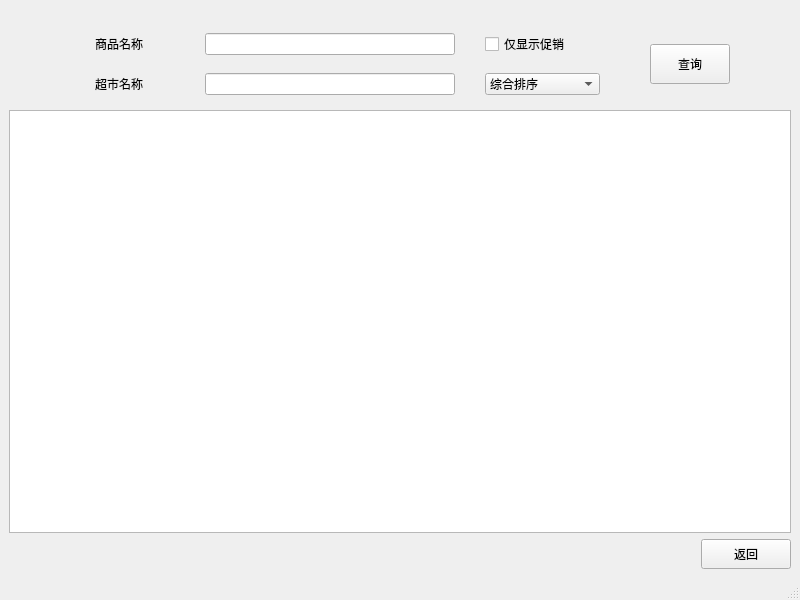
Old version of the form mainCode/productsearch.ui in the repository CarlosDJY/QtBasedGroupWork.
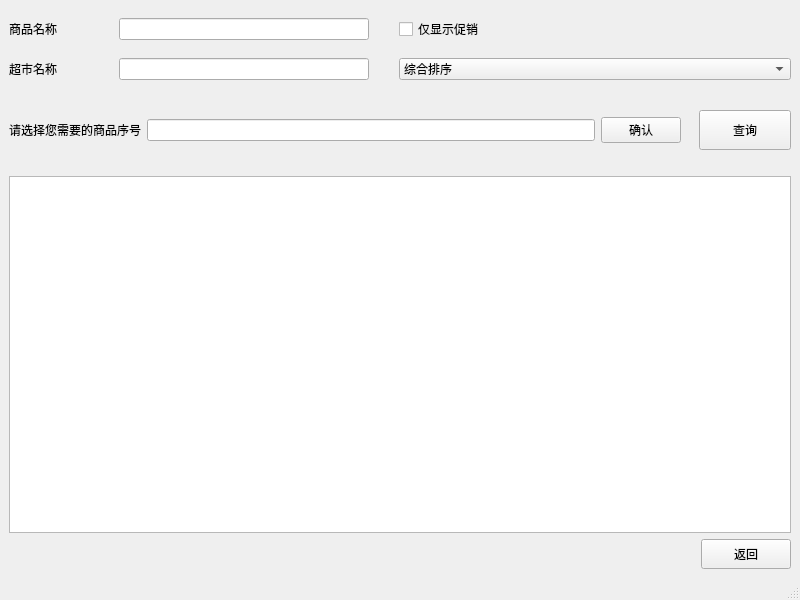
New version of the form.

Commit message: 基本完成了商品查询线的代码

Patch:
```diff
--- a/mainCode/productsearch.ui
+++ b/mainCode/productsearch.ui
@@ -16,27 +16,6 @@
   <widget class="QWidget" name="centralwidget">
    <layout class="QVBoxLayout" name="verticalLayout">
     <item>
-     <layout class="QGridLayout" name="gridLayout_2">
-      <property name="topMargin">
-       <number>15</number>
-      </property>
-      <item row="0" column="0">
-       <spacer name="horizontalSpacer_3">
-        <property name="orientation">
-         <enum>Qt::Horizontal</enum>
-        </property>
-        <property name="sizeType">
-         <enum>QSizePolicy::Fixed</enum>
-        </property>
-        <property name="sizeHint" stdset="0">
-         <size>
-          <width>80</width>
-          <height>20</height>
-         </size>
-        </property>
-       </spacer>
-      </item>
-      <item row="0" column="1">
        <layout class="QGridLayout" name="gridLayout">
         <property name="horizontalSpacing">
          <number>30</number>
@@ -44,6 +23,25 @@
         <property name="verticalSpacing">
          <number>0</number>
         </property>
+      <item row="0" column="0">
+       <widget class="QLabel" name="label">
+        <property name="minimumSize">
+         <size>
+          <width>60</width>
+          <height>40</height>
+         </size>
+        </property>
+        <property name="maximumSize">
+         <size>
+          <width>80</width>
+          <height>40</height>
+         </size>
+        </property>
+        <property name="text">
+         <string>商品名称</string>
+        </property>
+       </widget>
+      </item>
         <item row="1" column="1">
          <widget class="QLineEdit" name="lineEdit_2">
           <property name="minimumSize">
@@ -60,6 +58,35 @@
           </property>
          </widget>
         </item>
+      <item row="0" column="1">
+       <widget class="QLineEdit" name="lineEdit">
+        <property name="minimumSize">
+         <size>
+          <width>250</width>
+          <height>20</height>
+         </size>
+        </property>
+        <property name="maximumSize">
+         <size>
+          <width>250</width>
+          <height>16777215</height>
+         </size>
+        </property>
+       </widget>
+      </item>
+      <item row="0" column="2">
+       <widget class="QCheckBox" name="checkBox">
+        <property name="minimumSize">
+         <size>
+          <width>0</width>
+          <height>40</height>
+         </size>
+        </property>
+        <property name="text">
+         <string>仅显示促销</string>
+        </property>
+       </widget>
+      </item>
         <item row="1" column="0">
          <widget class="QLabel" name="label_2">
           <property name="minimumSize">
@@ -79,41 +106,6 @@
           </property>
          </widget>
         </item>
-        <item row="0" column="0">
-         <widget class="QLabel" name="label">
-          <property name="minimumSize">
-           <size>
-            <width>60</width>
-            <height>40</height>
-           </size>
-          </property>
-          <property name="maximumSize">
-           <size>
-            <width>80</width>
-            <height>40</height>
-           </size>
-          </property>
-          <property name="text">
-           <string>商品名称</string>
-          </property>
-         </widget>
-        </item>
-        <item row="0" column="1">
-         <widget class="QLineEdit" name="lineEdit">
-          <property name="minimumSize">
-           <size>
-            <width>250</width>
-            <height>20</height>
-           </size>
-          </property>
-          <property name="maximumSize">
-           <size>
-            <width>250</width>
-            <height>16777215</height>
-           </size>
-          </property>
-         </widget>
-        </item>
         <item row="1" column="2">
          <widget class="QComboBox" name="comboBox">
           <property name="minimumSize">
@@ -139,22 +131,14 @@
           </item>
          </widget>
         </item>
-        <item row="0" column="2">
-         <widget class="QCheckBox" name="checkBox">
-          <property name="minimumSize">
-           <size>
-            <width>0</width>
-            <height>40</height>
-           </size>
-          </property>
-          <property name="text">
-           <string>仅显示促销</string>
-          </property>
-         </widget>
-        </item>
-       </layout>
-      </item>
-      <item row="0" column="2">
+     </layout>
+    </item>
+    <item>
+     <layout class="QGridLayout" name="gridLayout_2">
+      <property name="topMargin">
+       <number>15</number>
+      </property>
+      <item row="2" column="2">
        <spacer name="horizontalSpacer_2">
         <property name="orientation">
          <enum>Qt::Horizontal</enum>
@@ -170,49 +154,7 @@
         </property>
        </spacer>
       </item>
-      <item row="0" column="3" colspan="2">
-       <widget class="QPushButton" name="pushButton_3">
-        <property name="minimumSize">
-         <size>
-          <width>0</width>
-          <height>40</height>
-         </size>
-        </property>
-        <property name="text">
-         <string>查询</string>
-        </property>
-       </widget>
-      </item>
-      <item row="0" column="5">
-       <spacer name="horizontalSpacer_4">
-        <property name="orientation">
-         <enum>Qt::Horizontal</enum>
-        </property>
-        <property name="sizeHint" stdset="0">
-         <size>
-          <width>40</width>
-          <height>20</height>
-         </size>
-        </property>
-       </spacer>
-      </item>
-      <item row="1" column="0" colspan="6">
-       <widget class="QTableView" name="tableView"/>
-      </item>
-      <item row="2" column="0" colspan="4">
-       <spacer name="horizontalSpacer">
-        <property name="orientation">
-         <enum>Qt::Horizontal</enum>
-        </property>
-        <property name="sizeHint" stdset="0">
-         <size>
-          <width>678</width>
-          <height>13</height>
-         </size>
-        </property>
-       </spacer>
-      </item>
-      <item row="2" column="4" colspan="2">
+      <item row="4" column="4" colspan="2">
        <widget class="QPushButton" name="BackButton">
         <property name="sizePolicy">
          <sizepolicy hsizetype="Fixed" vsizetype="Fixed">
@@ -240,6 +182,81 @@
         </property>
        </widget>
       </item>
+      <item row="0" column="0">
+       <widget class="QLabel" name="label_3">
+        <property name="text">
+         <string>请选择您需要的商品序号</string>
+        </property>
+       </widget>
+      </item>
+      <item row="2" column="0">
+       <spacer name="horizontalSpacer_3">
+        <property name="orientation">
+         <enum>Qt::Horizontal</enum>
+        </property>
+        <property name="sizeType">
+         <enum>QSizePolicy::Fixed</enum>
+        </property>
+        <property name="sizeHint" stdset="0">
+         <size>
+          <width>80</width>
+          <height>20</height>
+         </size>
+        </property>
+       </spacer>
+      </item>
+      <item row="2" column="5">
+       <spacer name="horizontalSpacer_4">
+        <property name="orientation">
+         <enum>Qt::Horizontal</enum>
+        </property>
+        <property name="sizeHint" stdset="0">
+         <size>
+          <width>40</width>
+          <height>20</height>
+         </size>
+        </property>
+       </spacer>
+      </item>
+      <item row="0" column="5">
+       <widget class="QPushButton" name="pushButton_3">
+        <property name="minimumSize">
+         <size>
+          <width>0</width>
+          <height>40</height>
+         </size>
+        </property>
+        <property name="text">
+         <string>查询</string>
+        </property>
+       </widget>
+      </item>
+      <item row="3" column="0" colspan="6">
+       <widget class="QTableView" name="tableView"/>
+      </item>
+      <item row="4" column="0" colspan="4">
+       <spacer name="horizontalSpacer">
+        <property name="orientation">
+         <enum>Qt::Horizontal</enum>
+        </property>
+        <property name="sizeHint" stdset="0">
+         <size>
+          <width>678</width>
+          <height>13</height>
+         </size>
+        </property>
+       </spacer>
+      </item>
+      <item row="0" column="2">
+       <widget class="QPushButton" name="ComfirmingButtom">
+        <property name="text">
+         <string>确认</string>
+        </property>
+       </widget>
+      </item>
+      <item row="0" column="1">
+       <widget class="QLineEdit" name="lineEdit_3"/>
+      </item>
      </layout>
     </item>
    </layout>
```
Lines whose indentation alone changed are shown as unchanged. The commit also changes 8 other files.
